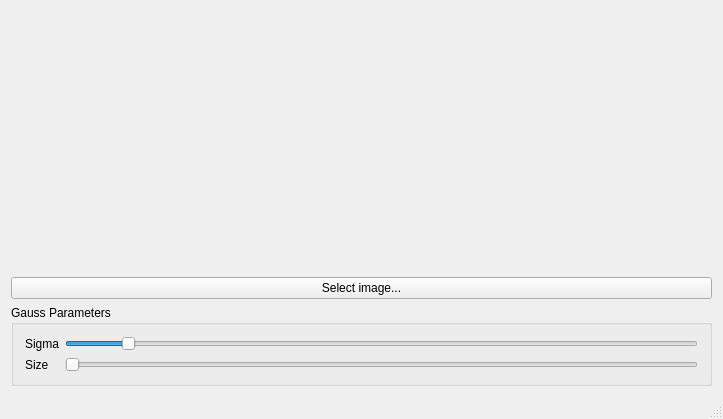
Old version of the form mainwindow.ui in the repository lluchs/QBlurry.
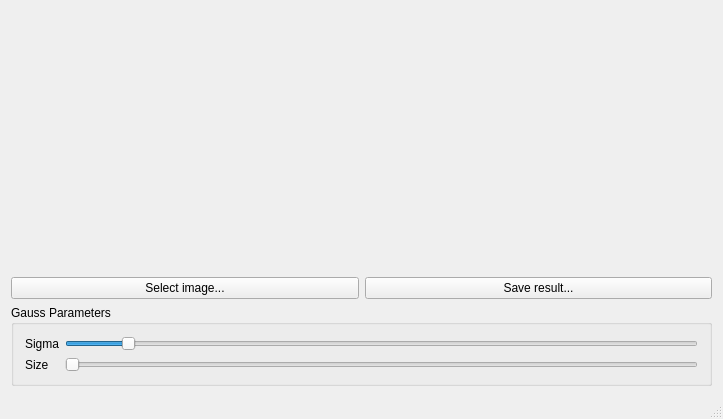
New version of the form.

Commit message: Implement image saving

Patch:
```diff
--- a/mainwindow.ui
+++ b/mainwindow.ui
@@ -40,11 +40,22 @@
      </layout>
     </item>
     <item>
+     <layout class="QHBoxLayout" name="horizontalLayout_2">
+      <item>
      <widget class="QPushButton" name="selectImageButton">
       <property name="text">
        <string>Select image...</string>
       </property>
      </widget>
+      </item>
+      <item>
+       <widget class="QPushButton" name="saveResultButton">
+        <property name="text">
+         <string>Save result...</string>
+        </property>
+       </widget>
+      </item>
+     </layout>
     </item>
     <item>
      <widget class="QGroupBox" name="groupBox">
```
Lines whose indentation alone changed are shown as unchanged. The commit also changes 2 other files.
